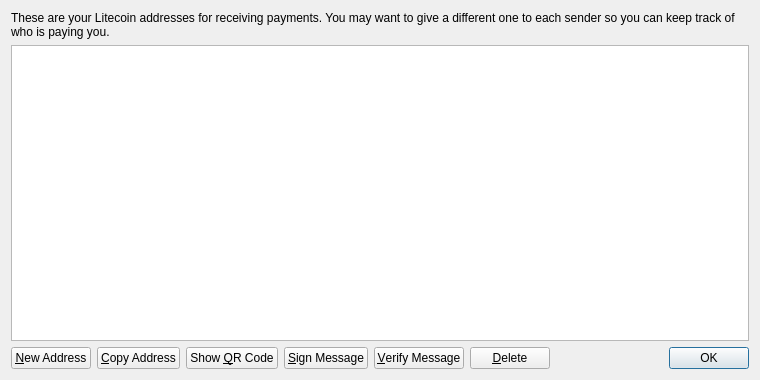
This is src/qt/forms/addressbookpage.ui in k0u5uk3/Harucoin as Qt 5 draws it before an edit. The edited form follows.
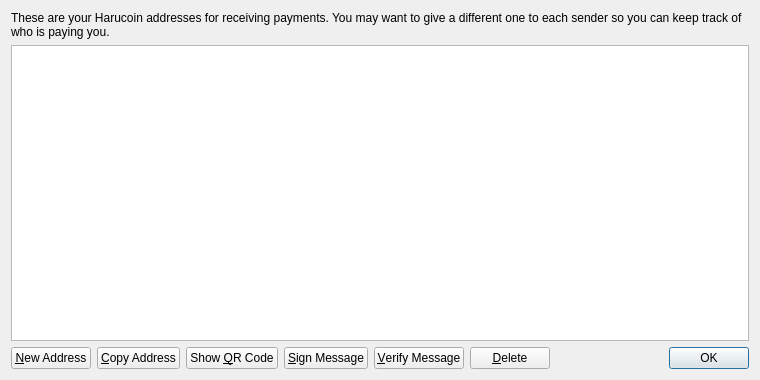
This is the edited form. Icons and pictures are not drawn.

What changed in the file:
```diff
--- a/src/qt/forms/addressbookpage.ui
+++ b/src/qt/forms/addressbookpage.ui
@@ -17,7 +17,7 @@
    <item>
     <widget class="QLabel" name="labelExplanation">
      <property name="text">
-      <string>These are your Litecoin addresses for receiving payments. You may want to give a different one to each sender so you can keep track of who is paying you.</string>
+      <string>These are your Harucoin addresses for receiving payments. You may want to give a different one to each sender so you can keep track of who is paying you.</string>
      </property>
      <property name="textFormat">
       <enum>Qt::PlainText</enum>
```
